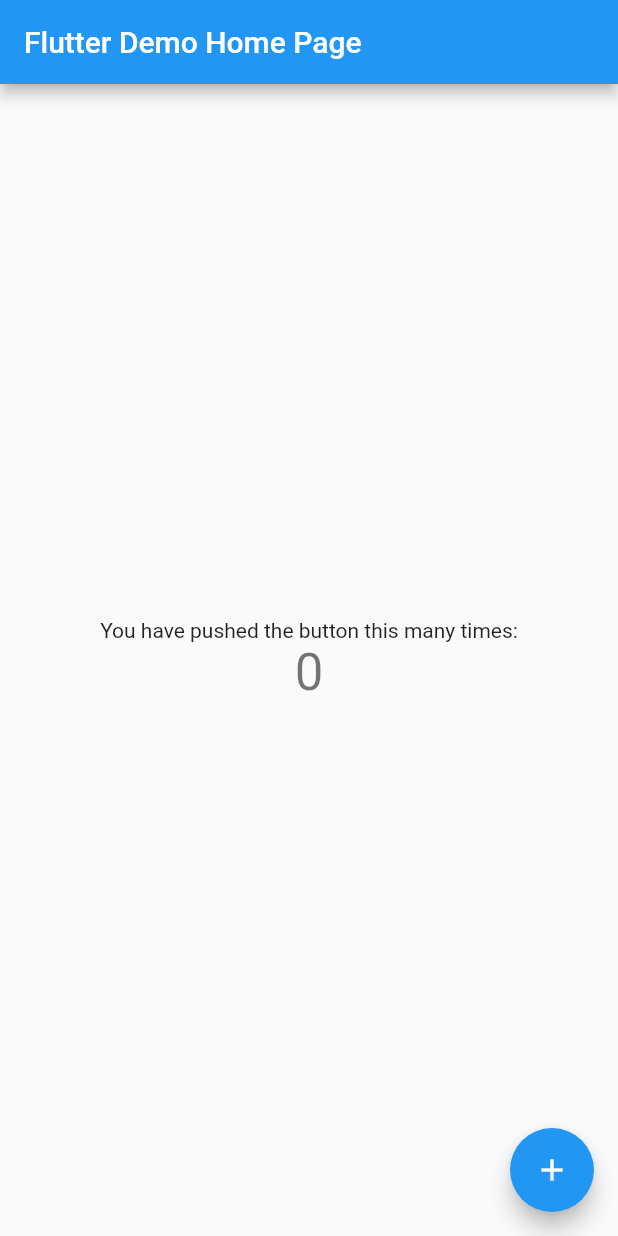
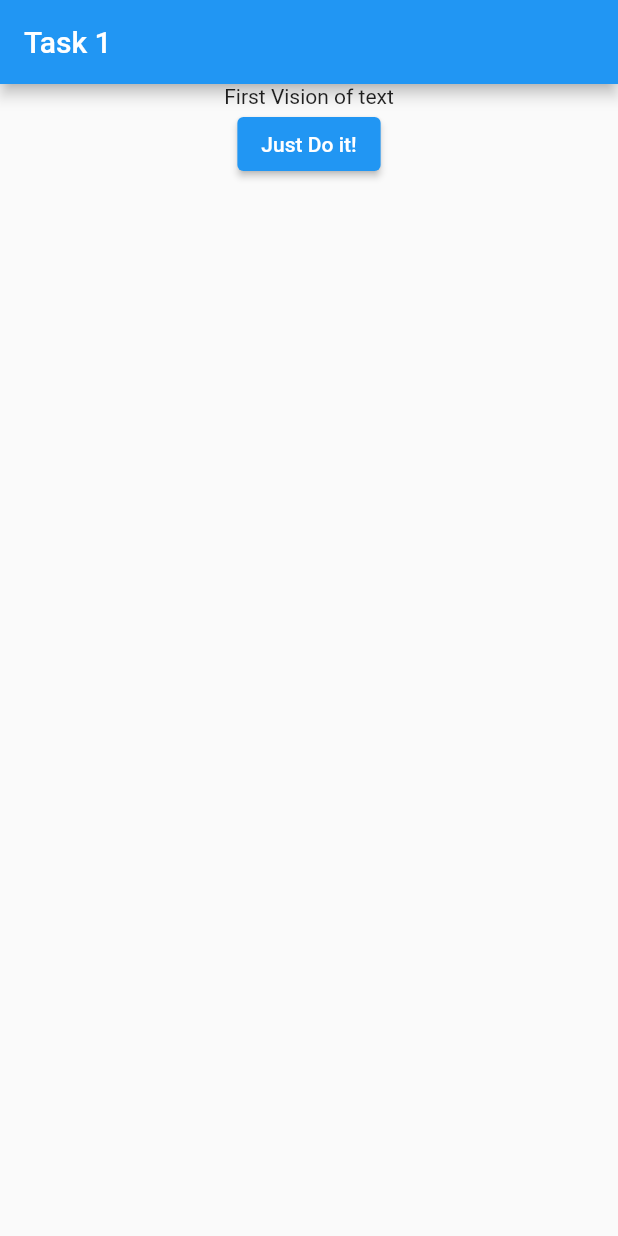
Before and after one commit to Yiukihiro/task_1, a Flutter app: the screen it shows after launch, on a phone screen of 412 x 824 dp. Run offline on Flutter 3.47's test engine with Material 2 defaults, Android fonts, the phone set to English and light mode, and no system bars.

Commit message:
Task 1: add AppBar + Chang Text because of pres.b

```diff
--- a/lib/main.dart
+++ b/lib/main.dart
@@ -1,115 +1,37 @@
 import 'package:flutter/material.dart';
 
-void main() {
-  runApp(const MyApp());
+import 'text_control.dart';
+
+
+void main() => runApp(const _TaskApp());
+
+
+class _TaskApp extends StatefulWidget {
+  const _TaskApp({ Key? key }) : super(key: key);
+
+  @override
+  __TaskAppState createState() => __TaskAppState();
 }
 
-class MyApp extends StatelessWidget {
-  const MyApp({Key? key}) : super(key: key);
+class __TaskAppState extends State<_TaskApp> {
 
-  // This widget is the root of your application.
-  @override
-  Widget build(BuildContext context) {
-    return MaterialApp(
-      title: 'Flutter Demo',
-      theme: ThemeData(
-        // This is the theme of your application.
-        //
-        // Try running your application with "flutter run". You'll see the
-        // application has a blue toolbar. Then, without quitting the app, try
-        // changing the primarySwatch below to Colors.green and then invoke
-        // "hot reload" (press "r" in the console where you ran "flutter run",
-        // or simply save your changes to "hot reload" in a Flutter IDE).
-        // Notice that the counter didn't reset back to zero; the application
-        // is not restarted.
-        primarySwatch: Colors.blue,
-      ),
-      home: const MyHomePage(title: 'Flutter Demo Home Page'),
-    );
-  }
-}
+  var _index = 0;
 
-class MyHomePage extends StatefulWidget {
-  const MyHomePage({Key? key, required this.title}) : super(key: key);
-
-  // This widget is the home page of your application. It is stateful, meaning
-  // that it has a State object (defined below) that contains fields that affect
-  // how it looks.
-
-  // This class is the configuration for the state. It holds the values (in this
-  // case the title) provided by the parent (in this case the App widget) and
-  // used by the build method of the State. Fields in a Widget subclass are
-  // always marked "final".
-
-  final String title;
-
-  @override
-  State<MyHomePage> createState() => _MyHomePageState();
-}
-
-class _MyHomePageState extends State<MyHomePage> {
-  int _counter = 0;
-
-  void _incrementCounter() {
+  void _textchager(){
     setState(() {
-      // This call to setState tells the Flutter framework that something has
-      // changed in this State, which causes it to rerun the build method below
-      // so that the display can reflect the updated values. If we changed
-      // _counter without calling setState(), then the build method would not be
-      // called again, and so nothing would appear to happen.
-      _counter++;
+        _index = _index + 1;
     });
   }
 
   @override
   Widget build(BuildContext context) {
-    // This method is rerun every time setState is called, for instance as done
-    // by the _incrementCounter method above.
-    //
-    // The Flutter framework has been optimized to make rerunning build methods
-    // fast, so that you can just rebuild anything that needs updating rather
-    // than having to individually change instances of widgets.
-    return Scaffold(
-      appBar: AppBar(
-        // Here we take the value from the MyHomePage object that was created by
-        // the App.build method, and use it to set our appbar title.
-        title: Text(widget.title),
-      ),
-      body: Center(
-        // Center is a layout widget. It takes a single child and positions it
-        // in the middle of the parent.
-        child: Column(
-          // Column is also a layout widget. It takes a list of children and
-          // arranges them vertically. By default, it sizes itself to fit its
-          // children horizontally, and tries to be as tall as its parent.
-          //
-          // Invoke "debug painting" (press "p" in the console, choose the
-          // "Toggle Debug Paint" action from the Flutter Inspector in Android
-          // Studio, or the "Toggle Debug Paint" command in Visual Studio Code)
-          // to see the wireframe for each widget.
-          //
-          // Column has various properties to control how it sizes itself and
-          // how it positions its children. Here we use mainAxisAlignment to
-          // center the children vertically; the main axis here is the vertical
-          // axis because Columns are vertical (the cross axis would be
-          // horizontal).
-          mainAxisAlignment: MainAxisAlignment.center,
-          children: <Widget>[
-            const Text(
-              'You have pushed the button this many times:',
-            ),
-            Text(
-              '$_counter',
-              style: Theme.of(context).textTheme.headline4,
-            ),
-          ],
+    return MaterialApp(
+      home: Scaffold(
+        appBar: AppBar(
+          title: const Text('Task 1'),
         ),
-      ),
-      floatingActionButton: FloatingActionButton(
-        onPressed: _incrementCounter,
-        tooltip: 'Increment',
-        child: const Icon(Icons.add),
-      ), // This trailing comma makes auto-formatting nicer for build methods.
+        body: TextControl(_textchager, _index),
+        ),
     );
   }
 }
--- /dev/null
+++ b/lib/text.dart
@@ -0,0 +1,12 @@
+import 'package:flutter/material.dart';
+
+class TextMap extends StatelessWidget {
+  const TextMap({ Key? key }) : super(key: key);
+
+  @override
+  Widget build(BuildContext context) {
+    return Container(
+
+    );
+  }
+}
--- /dev/null
+++ b/lib/text_control.dart
@@ -0,0 +1,44 @@
+import 'package:flutter/material.dart';
+
+// import 'text.dart';
+
+class TextControl extends StatelessWidget {
+  final VoidCallback changerInex;
+  final int index;
+  // final String getPhrase;
+
+  TextControl(this.changerInex, this.index);
+
+  String get changerPhrase {
+    String getPhrase = '';
+
+    if (index == 0) {
+      getPhrase = 'First Vision of text';
+    } else if (index == 1) {
+      getPhrase = 'Second Vision of text';
+    } else if (index == 2) {
+      getPhrase = 'Third Vision of text';
+    } else if (index == 3) {
+      getPhrase = 'Fourth Vision of text';
+    } else if (index == 4) {
+      getPhrase = 'Fifth Vision of text';
+    }
+    return getPhrase;
+  }
+
+
+  @override
+  Widget build(BuildContext context) {
+    return Column(
+      children: [
+        Center(
+          child: Text(changerPhrase),
+        ),
+        ElevatedButton(
+          onPressed: changerInex,
+          child: const Text('Just Do it!'),
+        )
+      ],
+    );
+  }
+}
```
